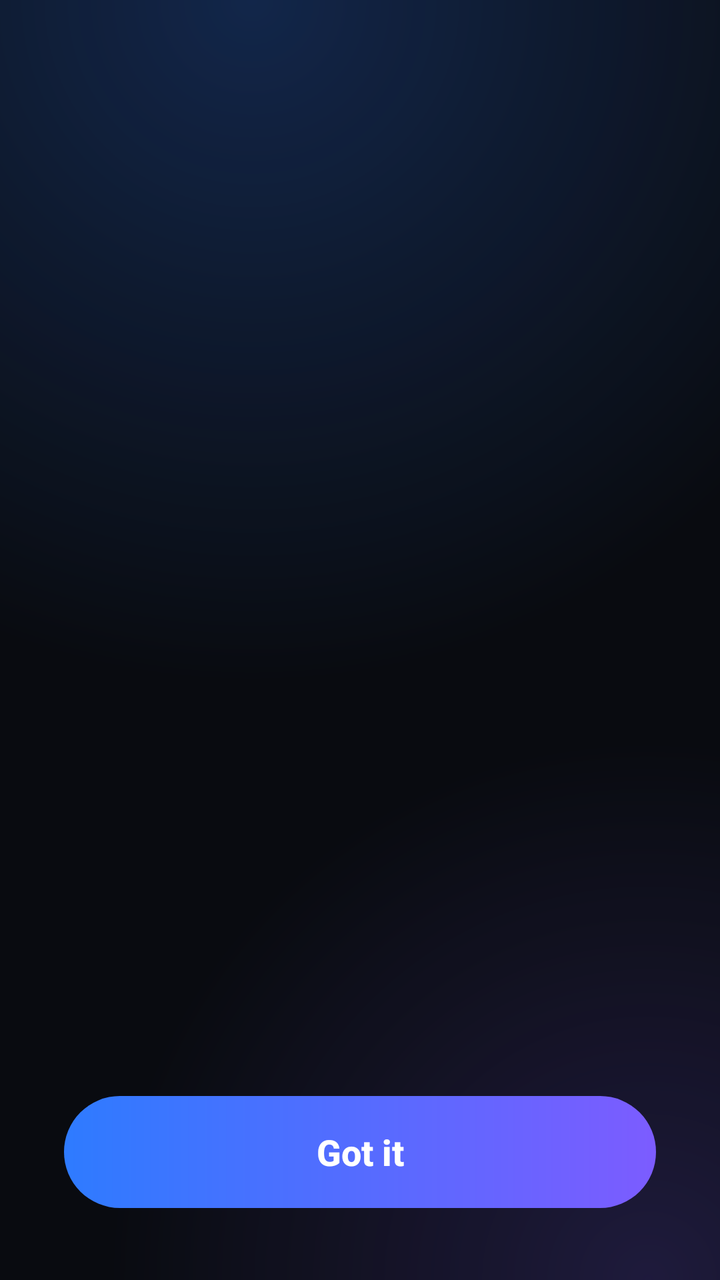
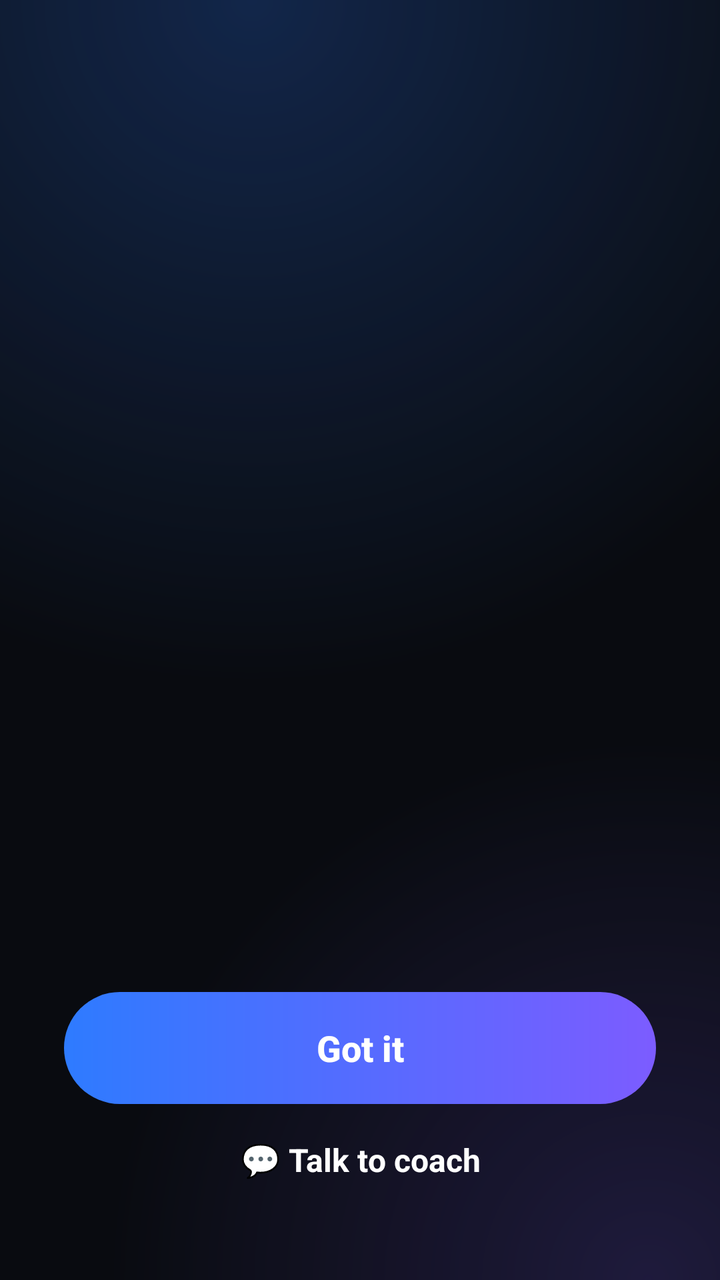

Compare the two renders of this Android layout. The source of the first and the diff that turns it into the second are given below.
<!-- AndroidManifest.xml: application theme Theme.AppBlocker -->
<!-- res/layout/overlay_block_focus.xml -->
<?xml version="1.0" encoding="utf-8"?>
<FrameLayout xmlns:android="http://schemas.android.com/apk/res/android"
    android:layout_width="match_parent"
    android:layout_height="match_parent"
    android:background="@drawable/overlay_bg"
    android:clickable="true"
    android:focusable="true">

    <LinearLayout
        android:layout_width="match_parent"
        android:layout_height="match_parent"
        android:orientation="vertical"
        android:gravity="center_horizontal"
        android:paddingHorizontal="32dp"
        android:paddingTop="96dp"
        android:paddingBottom="36dp">

        <ScrollView
            android:id="@+id/overlay_scroll"
            android:layout_width="match_parent"
            android:layout_height="0dp"
            android:layout_weight="1"
            android:fillViewport="true"
            android:scrollbars="none">

            <LinearLayout
                android:layout_width="match_parent"
                android:layout_height="wrap_content"
                android:orientation="vertical"
                android:gravity="center_horizontal">

                <LinearLayout
                    android:id="@+id/el_app"
                    android:layout_width="match_parent"
                    android:layout_height="wrap_content"
                    android:orientation="vertical"
                    android:gravity="center_horizontal">

                    <ImageView
                        android:id="@+id/overlay_icon"
                        android:layout_width="96dp"
                        android:layout_height="96dp"
                        android:contentDescription="@null" />

                    <TextView
                        android:id="@+id/overlay_subtitle"
                        android:layout_width="match_parent"
                        android:layout_height="wrap_content"
                        android:layout_marginTop="28dp"
                        android:gravity="center"
                        android:fontFamily="serif"
                        android:textColor="@color/block_text_primary"
                        android:textSize="32sp"
                        android:lineSpacingMultiplier="1.1" />

                </LinearLayout>

                <LinearLayout
                    android:id="@+id/el_kicker"
                    android:layout_width="wrap_content"
                    android:layout_height="wrap_content"
                    android:orientation="vertical">

                    <TextView
                        android:id="@+id/overlay_title"
                        android:layout_width="wrap_content"
                        android:layout_height="wrap_content"
                        android:layout_marginTop="16dp"
                        android:textAllCaps="true"
                        android:letterSpacing="0.18"
                        android:fontFamily="sans-serif-black"
                        android:textColor="@color/block_text_secondary"
                        android:textSize="13sp" />

                </LinearLayout>

                <LinearLayout
                    android:id="@+id/el_quote"
                    android:layout_width="match_parent"
                    android:layout_height="wrap_content"
                    android:orientation="vertical"
                    android:gravity="center_horizontal">

                    <TextView
                        android:id="@+id/overlay_quote"
                        android:layout_width="match_parent"
                        android:layout_height="wrap_content"
                        android:layout_marginTop="28dp"
                        android:gravity="center"
                        android:fontFamily="serif"
                        android:textColor="@color/block_text_primary"
                        android:textSize="22sp"
                        android:lineSpacingMultiplier="1.15" />

                    <TextView
                        android:id="@+id/overlay_quote_author"
                        android:layout_width="wrap_content"
                        android:layout_height="wrap_content"
                        android:layout_marginTop="10dp"
                        android:textAllCaps="true"
                        android:letterSpacing="0.12"
                        android:fontFamily="sans-serif-black"
                        android:textColor="@color/block_accent"
                        android:textSize="12sp" />

                </LinearLayout>

                <View
                    android:layout_width="match_parent"
                    android:layout_height="0dp"
                    android:layout_weight="1" />
            </LinearLayout>
        </ScrollView>

        <Button
            android:id="@+id/overlay_close"
            android:layout_width="match_parent"
            android:layout_height="56dp"
            android:background="@drawable/overlay_btn"
            android:text="@string/block_got_it"
            android:textAllCaps="false"
            android:textColor="@color/block_text_primary"
            android:textSize="18sp"
            android:textStyle="bold"
            android:stateListAnimator="@null" />
    </LinearLayout>
</FrameLayout>
<!-- resources referenced by this layout -->
<resources>
  <color name="block_accent">#7C5CFF</color>
  <color name="block_text_primary">#FFFFFF</color>
  <color name="block_text_secondary">#B9C2D0</color>
  <!-- drawable overlay_bg (drawable) -->
  <?xml version="1.0" encoding="utf-8"?>
  <layer-list xmlns:android="http://schemas.android.com/apk/res/android">
      <item>
          <shape android:shape="rectangle">
              <solid android:color="#090B10" />
          </shape>
      </item>
      <item>
          <shape android:shape="rectangle">
              <gradient
                  android:type="radial"
                  android:centerX="0.35"
                  android:centerY="0"
                  android:gradientRadius="95%p"
                  android:startColor="#3D2E7BFF"
                  android:endColor="#00090B10" />
          </shape>
      </item>
      <item>
          <shape android:shape="rectangle">
              <gradient
                  android:type="radial"
                  android:centerX="0.9"
                  android:centerY="1"
                  android:gradientRadius="75%p"
                  android:startColor="#2E7C5CFF"
                  android:endColor="#00090B10" />
          </shape>
      </item>
  </layer-list>
  <!-- drawable overlay_btn (drawable) -->
  <?xml version="1.0" encoding="utf-8"?>
  <ripple xmlns:android="http://schemas.android.com/apk/res/android"
      android:color="#40FFFFFF">
      <item>
          <shape android:shape="rectangle">
              <gradient
                  android:angle="0"
                  android:startColor="#2E7BFF"
                  android:endColor="#7C5CFF" />
              <corners android:radius="28dp" />
          </shape>
      </item>
  </ripple>
  <string name="block_got_it">Got it</string>
  <style name="Theme.AppBlocker" parent="@android:style/Theme.Material.Light.NoActionBar">
          <item name="android:windowBackground">@color/window_bg</item>
      </style>
  <color name="window_bg">#F5F7FB</color>
</resources>

<!-- the commit's change to res/layout/overlay_block_focus.xml (unified diff, before → after) -->
@@ -123,5 +123,19 @@
             android:textSize="18sp"
             android:textStyle="bold"
             android:stateListAnimator="@null" />
+
+        
+        <TextView
+            android:id="@+id/overlay_coach"
+            android:layout_width="match_parent"
+            android:layout_height="48dp"
+            android:layout_marginTop="4dp"
+            android:clickable="true"
+            android:focusable="true"
+            android:gravity="center"
+            android:text="@string/block_talk_to_coach"
+            android:textColor="@color/block_text_primary"
+            android:textSize="16sp"
+            android:textStyle="bold" />
     </LinearLayout>
 </FrameLayout>
<!-- resource entries referenced after the edit -->
@@ -49,6 +49,7 @@
       </item>
   </ripple>
   <string name="block_got_it">Got it</string>
+  <string name="block_talk_to_coach">💬 Talk to coach</string>
   <style name="Theme.AppBlocker" parent="@android:style/Theme.Material.Light.NoActionBar">
           <item name="android:windowBackground">@color/window_bg</item>
       </style>
